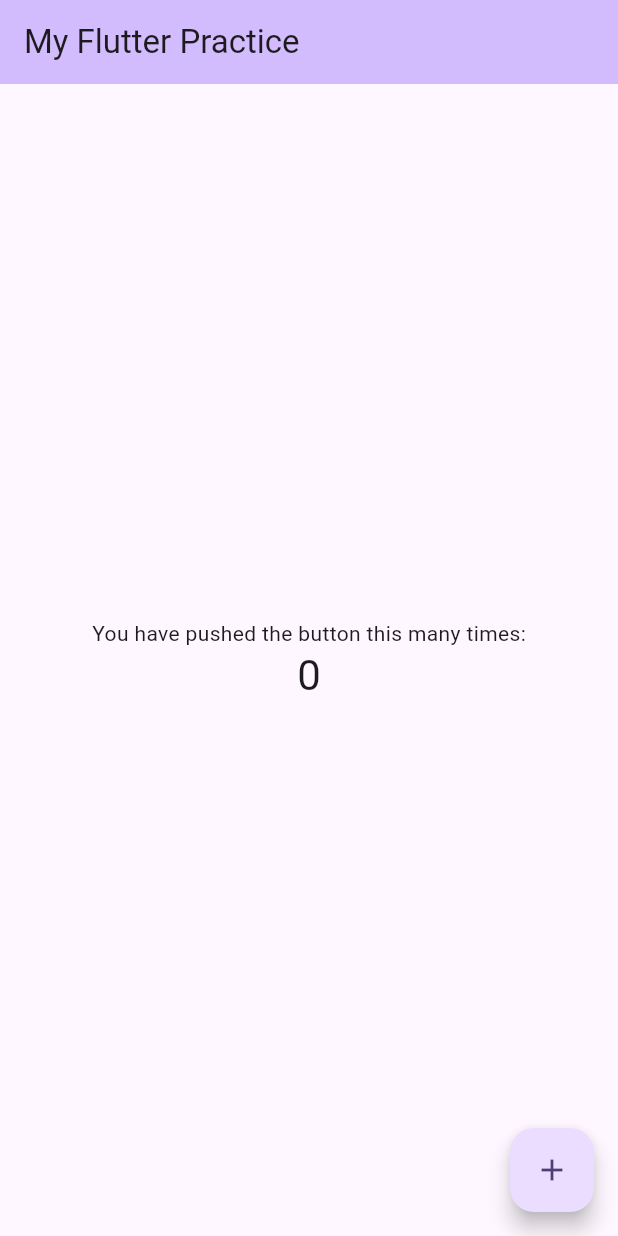
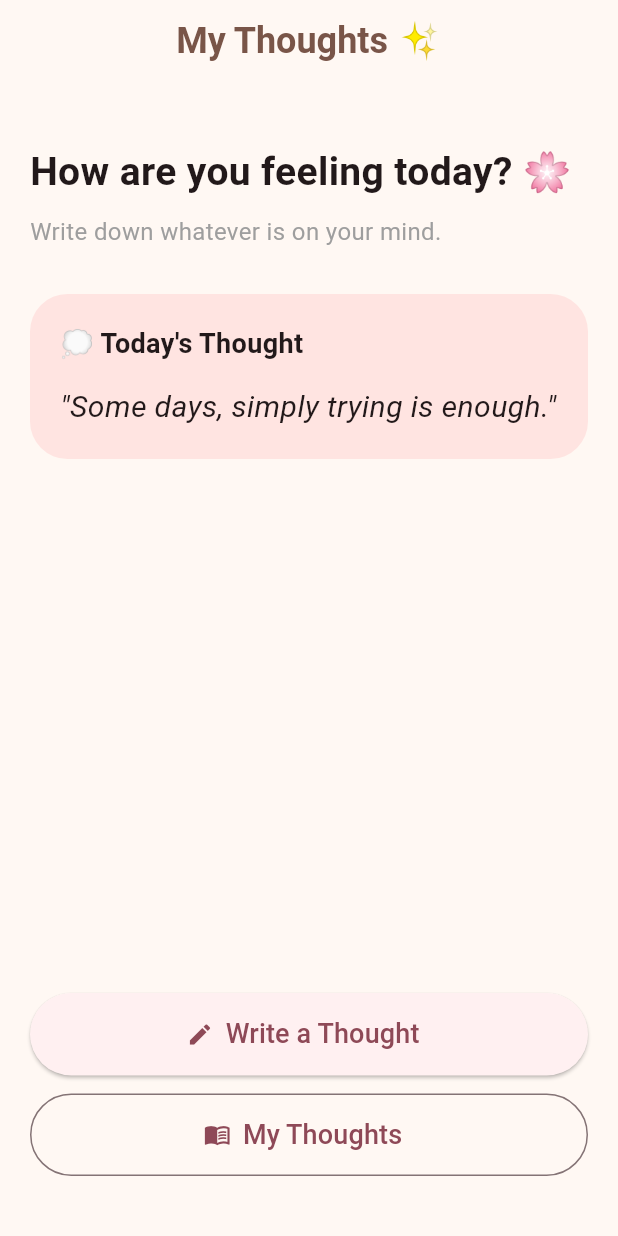
Before and after one commit to yogiiyashika-sketch/flutter-practice, a Flutter app: the screen it shows after launch, on a phone screen of 412 x 824 dp. Run offline on Flutter 3.47's test engine with Material 3 defaults, Android fonts, the phone set to English and light mode, and no system bars.

Commit message:
Add thoughts app frontend

```diff
--- /dev/null
+++ b/lib/home_page.dart
@@ -0,0 +1,152 @@
+import 'package:flutter/material.dart';
+import 'write_thought_page.dart';
+import 'thoughts_page.dart';
+
+class HomePage extends StatelessWidget {
+  const HomePage({super.key});
+
+  @override
+  Widget build(BuildContext context) {
+    return Scaffold(
+      backgroundColor: const Color(0xFFFFF8F3),
+
+      appBar: AppBar(
+        backgroundColor: Colors.transparent,
+        elevation: 0,
+        centerTitle: true,
+        title: const Text(
+          'My Thoughts ✨',
+          style: TextStyle(
+            fontSize: 24,
+            fontWeight: FontWeight.bold,
+            color: Colors.brown,
+          ),
+        ),
+      ),
+
+      body: Padding(
+        padding: const EdgeInsets.all(20),
+
+        child: Column(
+          crossAxisAlignment: CrossAxisAlignment.start,
+          children: [
+
+            const SizedBox(height: 20),
+
+            const Text(
+              'How are you feeling today? 🌸',
+              style: TextStyle(
+                fontSize: 26,
+                fontWeight: FontWeight.bold,
+              ),
+            ),
+
+            const SizedBox(height: 10),
+
+            const Text(
+              'Write down whatever is on your mind.',
+              style: TextStyle(
+                fontSize: 16,
+                color: Colors.grey,
+              ),
+            ),
+
+            const SizedBox(height: 30),
+
+            Container(
+              width: double.infinity,
+              padding: const EdgeInsets.all(20),
+
+              decoration: BoxDecoration(
+                color: const Color(0xFFFFE4E1),
+                borderRadius: BorderRadius.circular(25),
+              ),
+
+              child: const Column(
+                crossAxisAlignment: CrossAxisAlignment.start,
+                children: [
+
+                  Text(
+                    '💭 Today\'s Thought',
+                    style: TextStyle(
+                      fontSize: 18,
+                      fontWeight: FontWeight.bold,
+                    ),
+                  ),
+
+                  SizedBox(height: 15),
+
+                  Text(
+                    '"Some days, simply trying is enough."',
+                    style: TextStyle(
+                      fontSize: 20,
+                      fontStyle: FontStyle.italic,
+                    ),
+                  ),
+                ],
+              ),
+            ),
+
+            const Spacer(),
+
+            // Write Thought Button
+            SizedBox(
+              width: double.infinity,
+              height: 55,
+
+              child: ElevatedButton.icon(
+                onPressed: () {
+                  Navigator.push(
+                    context,
+                    MaterialPageRoute(
+                      builder: (context) => const WriteThoughtPage(),
+                    ),
+                  );
+                },
+
+                icon: const Icon(Icons.edit),
+
+                label: const Text(
+                  'Write a Thought',
+                  style: TextStyle(
+                    fontSize: 18,
+                  ),
+                ),
+              ),
+            ),
+
+            const SizedBox(height: 12),
+
+            // My Thoughts Button
+            SizedBox(
+              width: double.infinity,
+              height: 55,
+
+              child: OutlinedButton.icon(
+                onPressed: () {
+                  Navigator.push(
+                    context,
+                    MaterialPageRoute(
+                      builder: (context) => const ThoughtsPage(),
+                    ),
+                  );
+                },
+
+                icon: const Icon(Icons.menu_book),
+
+                label: const Text(
+                  'My Thoughts',
+                  style: TextStyle(
+                    fontSize: 18,
+                  ),
+                ),
+              ),
+            ),
+
+            const SizedBox(height: 20),
+          ],
+        ),
+      ),
+    );
+  }
+}
--- a/lib/main.dart
+++ b/lib/main.dart
@@ -1,4 +1,5 @@
 import 'package:flutter/material.dart';
+import 'home_page.dart';
 
 void main() {
   runApp(const MyApp());
@@ -10,55 +11,15 @@ class MyApp extends StatelessWidget {
   @override
   Widget build(BuildContext context) {
     return MaterialApp(
-      title: 'Flutter Practice',
-      theme: ThemeData(colorScheme: .fromSeed(seedColor: Colors.deepPurple)),
-      home: const MyHomePage(title: 'My Flutter Practice'),
+      debugShowCheckedModeBanner: false,
+      title: 'My Thoughts',
+      theme: ThemeData(
+        colorScheme: ColorScheme.fromSeed(
+          seedColor: Colors.pink,
+        ),
+        useMaterial3: true,
+      ),
+      home: const HomePage(),
     );
   }
 }
-
-class MyHomePage extends StatefulWidget {
-  const MyHomePage({super.key, required this.title});
-
-  final String title;
-
-  @override
-  State<MyHomePage> createState() => _MyHomePageState();
-}
-
-class _MyHomePageState extends State<MyHomePage> {
-  int _counter = 0;
-
-  void _incrementCounter() {
-    setState(() {
-      _counter++;
-    });
-  }
-
-  @override
-  Widget build(BuildContext context) {
-    return Scaffold(
-      appBar: AppBar(
-        backgroundColor: Theme.of(context).colorScheme.inversePrimary,
-        title: Text(widget.title),
-      ),
-      body: Center(
-        child: Column(
-          mainAxisAlignment: .center,
-          children: [
-            const Text('You have pushed the button this many times:'),
-            Text(
-              '$_counter',
-              style: Theme.of(context).textTheme.headlineMedium,
-            ),
-          ],
-        ),
-      ),
-      floatingActionButton: FloatingActionButton(
-        onPressed: _incrementCounter,
-        tooltip: 'Increment',
-        child: const Icon(Icons.add),
-      ),
-    );
-  }
-}
```
Also changed, not shown: lib/thoughts_page.dart (added, +102 -0 lines), lib/write_thought_page.dart (added, +88 -0 lines).
